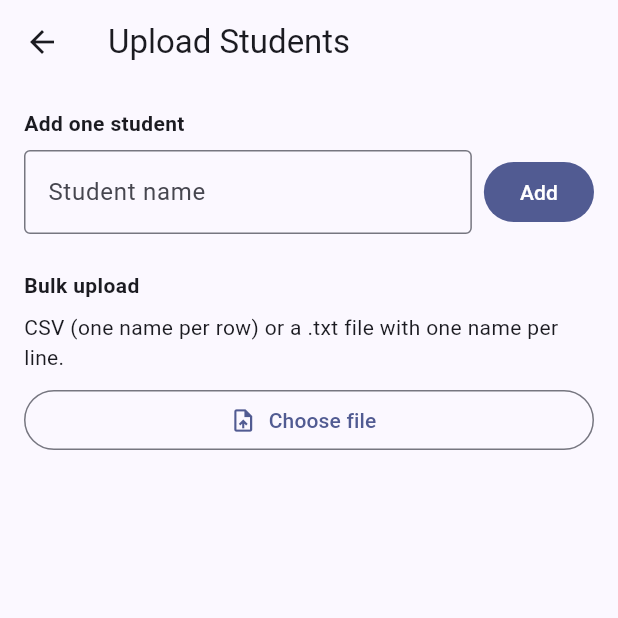
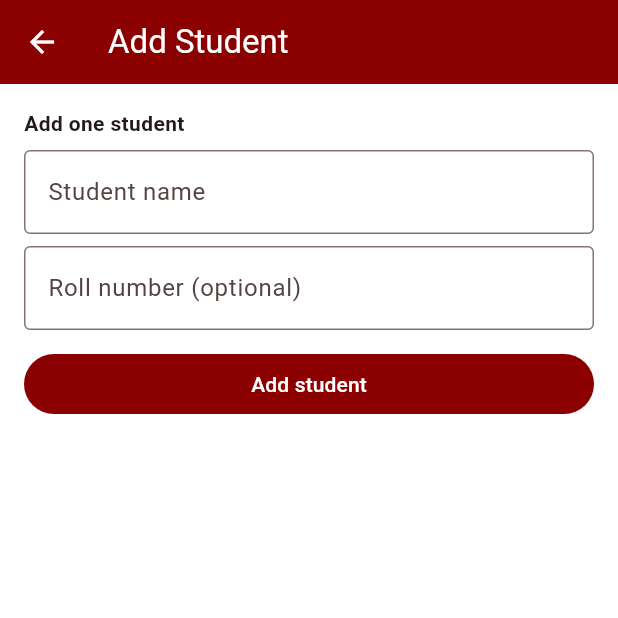
Before and after one commit to Anirudh05bit/bridgecourse_attendance_app, a Flutter app: the UploadPage screen opened directly, on a phone screen of 412 x 824 dp, the top half of it. Run offline on Flutter 3.47's test engine with Material 3 defaults, Android fonts, the phone set to English and light mode, and no system bars; our stand-ins replace share_plus, shared_preferences; accounts and stored records are empty; statements that could not run were skipped.

Commit message:
added massive changes

```diff
--- /dev/null
+++ b/lib/data/students_data.dart
@@ -0,0 +1,93 @@
+// Auto-generated from bridgecourse_registrations_2026-07-19.csv (SUCCESS payments only).
+// Regenerate this file whenever you get a new registration export.
+import '../models/student.dart';
+
+final List<Student> registeredStudents = [
+  Student(id: 'AM.SC.U4AIE26108', name: 'Adyakiran A', rollNumber: 'AM.SC.U4AIE26108'),
+  Student(id: 'AM.SC.U4AID26021', name: 'kaku sai vikranth reddy', rollNumber: 'AM.SC.U4AID26021'),
+  Student(id: 'AM.EN.U4EEE26052', name: 'Yuva Raja C P', rollNumber: 'AM.EN.U4EEE26052'),
+  Student(id: 'AM.SC.U4CYS26029', name: 'Karthika Sukumaran', rollNumber: 'AM.SC.U4CYS26029'),
+  Student(id: 'AM.SC.U4CYS26026', name: 'Heleny Ann Shelgy', rollNumber: 'AM.SC.U4CYS26026'),
+  Student(id: 'AM.SC.U4CSE26003', name: 'Aditi Yadav', rollNumber: 'AM.SC.U4CSE26003'),
+  Student(id: 'AM.SC.U4CSE26034', name: 'RISHIL KUMAAR A', rollNumber: 'AM.SC.U4CSE26034'),
+  Student(id: 'AM.SC.U4CSE26349', name: 'TharunVikraman P.V', rollNumber: 'AM.SC.U4CSE26349'),
+  Student(id: 'AM.SC.U4CSE26332', name: 'Rohit Padmakumar', rollNumber: 'AM.SC.U4CSE26332'),
+  Student(id: 'AM.EN.U4CQC26030', name: 'Mayukh Dev', rollNumber: 'AM.EN.U4CQC26030'),
+  Student(id: 'AM.SC.U4CSE26228', name: 'Niranjan R', rollNumber: 'AM.SC.U4CSE26228'),
+  Student(id: 'AM.SC.U4CSE26321', name: 'G.Janak Datta', rollNumber: 'AM.SC.U4CSE26321'),
+  Student(id: 'AM.SC.U4CSE26238', name: 'SreedevB', rollNumber: 'AM.SC.U4CSE26238'),
+  Student(id: 'AM.SC.U4CSE26023', name: 'JOEL PHILIP', rollNumber: 'AM.SC.U4CSE26023'),
+  Student(id: 'AM.SC.U4CSE26301', name: 'Aadhya Ajai', rollNumber: 'AM.SC.U4CSE26301'),
+  Student(id: 'AM.SC.U4CSE26318', name: 'Gopika Nair', rollNumber: 'AM.SC.U4CSE26318'),
+  Student(id: 'AM.SC.U4CSE26335', name: 'Sani Maria Siju', rollNumber: 'AM.SC.U4CSE26335'),
+  Student(id: 'AM.SC.U4CSE26250', name: 'Syam Sundar Tangella', rollNumber: 'AM.SC.U4CSE26250'),
+  Student(id: 'AM.SC.U4CYS26038', name: 'Navaneeth S', rollNumber: 'AM.SC.U4CYS26038'),
+  Student(id: 'AM.SC.U4AIE26159', name: 'P AFREEN FATHIHA', rollNumber: 'AM.SC.U4AIE26159'),
+  Student(id: 'AM.SC.P2MCA26013', name: 'Arya K', rollNumber: 'AM.SC.P2MCA26013'),
+  Student(id: 'AM.SC.P2MCA26057', name: 'Preethi Krishna Cherukuri', rollNumber: 'AM.SC.P2MCA26057'),
+  Student(id: 'AM.SC.P2MCA26025', name: 'Nandhitha satheesan p v', rollNumber: 'AM.SC.P2MCA26025'),
+  Student(id: 'AM.SC.U4AIE26107', name: 'ADWAITH KRISHNA B S', rollNumber: 'AM.SC.U4AIE26107'),
+  Student(id: 'AM.SC.U4CSE26229', name: 'P. AADHITHYA', rollNumber: 'AM.SC.U4CSE26229'),
+  Student(id: 'AM.SC.U4CSE26306', name: 'Anday Sri Surya Pranav', rollNumber: 'AM.SC.U4CSE26306'),
+  Student(id: 'AM.SC.U4CSE26343', name: 'Suparna Sivan', rollNumber: 'AM.SC.U4CSE26343'),
+  Student(id: 'AM.SC.U4CSE26350', name: 'vedha kv', rollNumber: 'AM.SC.U4CSE26350'),
+  Student(id: 'AM.SC.U4CSE26033', name: 'Rithu Raj K P', rollNumber: 'AM.SC.U4CSE26033'),
+  Student(id: 'AM.EN.U4CQC26011', name: 'Arjun KA', rollNumber: 'AM.EN.U4CQC26011'),
+  Student(id: 'AM.SC.U4CSE26220', name: 'Kudala Sri Divyansha', rollNumber: 'AM.SC.U4CSE26220'),
+  Student(id: 'AM.SC.U4CSE26006', name: 'Archana Anilkumar', rollNumber: 'AM.SC.U4CSE26006'),
+  Student(id: 'AM.SC.U4CSE26127', name: 'Lekshmi Manoj', rollNumber: 'AM.SC.U4CSE26127'),
+  Student(id: 'AM.SC.U4CSE26107', name: 'Anusree krishna', rollNumber: 'AM.SC.U4CSE26107'),
+  Student(id: 'AM.SC.U4CSE26021', name: 'Janaki Dhanya Ajish', rollNumber: 'AM.SC.U4CSE26021'),
+  Student(id: 'AM.SC.U4CSE26241', name: 'V P Bhuvan Aditya', rollNumber: 'AM.SC.U4CSE26241'),
+  Student(id: 'AM.SC.U4CSE26002', name: 'Adarsh Anil Pillai', rollNumber: 'AM.SC.U4CSE26002'),
+  Student(id: 'AM.SC.U4CSE26341', name: 'Udaya Shankar', rollNumber: 'AM.SC.U4CSE26341'),
+  Student(id: 'AM.SC.U4CSE26338', name: 'Siva Prabha', rollNumber: 'AM.SC.U4CSE26338'),
+  Student(id: 'AM.SC.U4CSE26309', name: 'Ashwin Kanagesh Prabha', rollNumber: 'AM.SC.U4CSE26309'),
+  Student(id: 'AM.SC.U4CSE26327', name: 'PIRAVIMARUNTHISAN', rollNumber: 'AM.SC.U4CSE26327'),
+  Student(id: 'AM.EN.U4CQC26044', name: 'Adhydh raj', rollNumber: 'AM.EN.U4CQC26044'),
+  Student(id: 'AM.SC.U4CSE26123', name: 'Kevin Krishna', rollNumber: 'AM.SC.U4CSE26123'),
+  Student(id: 'AM.EN.U4CQC26032', name: 'Padmini G S', rollNumber: 'AM.EN.U4CQC26032'),
+  Student(id: 'AM.EN.U4CQC26021', name: 'Diya KV', rollNumber: 'AM.EN.U4CQC26021'),
+  Student(id: 'AM.SC.U4CSE26108', name: 'Athul Anand', rollNumber: 'AM.SC.U4CSE26108'),
+  Student(id: 'AM.SC.U4CYS26049', name: 'Sanapala Jayachandrahasan', rollNumber: 'AM.SC.U4CYS26049'),
+  Student(id: 'AM.SC.U4CSE26146', name: 'Johan Jose Saju', rollNumber: 'AM.SC.U4CSE26146'),
+  Student(id: 'AM.EN.U4CQC26023', name: 'Haya Jahan', rollNumber: 'AM.EN.U4CQC26023'),
+  Student(id: 'AM.EN.U4CQC26009', name: 'ANUSREE RP', rollNumber: 'AM.EN.U4CQC26009'),
+  Student(id: 'AM.SC.U4CSE26124', name: 'Konakalla srinivasa Karthikeya', rollNumber: 'AM.SC.U4CSE26124'),
+  Student(id: 'AM.SC.U4CSE26314', name: 'Diya vineetha murali', rollNumber: 'AM.SC.U4CSE26314'),
+  Student(id: 'AM.SC.U4CSE26047', name: 'Sarah Biju', rollNumber: 'AM.SC.U4CSE26047'),
+  Student(id: 'AM.SC.U4CSE26312', name: 'Chinthada karthikeya', rollNumber: 'AM.SC.U4CSE26312'),
+  Student(id: 'AM.EN.U4CQC26028', name: 'LEKSHMI PRIYA M S', rollNumber: 'AM.EN.U4CQC26028'),
+  Student(id: 'AM.SC.U4AIE26147', name: 'Meenakshy', rollNumber: 'AM.SC.U4AIE26147'),
+  Student(id: 'AM.EN.U4CQC26004', name: 'Adhvaith Krishna', rollNumber: 'AM.EN.U4CQC26004'),
+  Student(id: 'AM.SC.U4AIE26055', name: 'Krishna Kumar', rollNumber: 'AM.SC.U4AIE26055'),
+  Student(id: 'AM.EN.U4CQC26035', name: 'Rithuparna Ravindran', rollNumber: 'AM.EN.U4CQC26035'),
+  Student(id: 'AM.SC.U4CSE26308', name: 'Arya S', rollNumber: 'AM.SC.U4CSE26308'),
+  Student(id: 'AM.SC.U4CYS26007', name: 'Alandev JS', rollNumber: 'AM.SC.U4CYS26007'),
+  Student(id: 'AM.SC.U4CSE26037', name: 'Shambhavi', rollNumber: 'AM.SC.U4CSE26037'),
+  Student(id: 'AM.SC..U4CSE26345', name: 'Niranjana Namboothiri AH', rollNumber: 'AM.SC..U4CSE26345'),
+  Student(id: 'AM.SC.U4CSE26305', name: 'Amruthavarsha A', rollNumber: 'AM.SC.U4CSE26305'),
+  Student(id: 'AM.SC.U4CSE26325', name: 'Nived Ravi', rollNumber: 'AM.SC.U4CSE26325'),
+  Student(id: 'AM.SC.U4AID26039', name: 'Kiranteja', rollNumber: 'AM.SC.U4AID26039'),
+  Student(id: 'AM.SC.U4CSE26215', name: 'Medhini Gunda', rollNumber: 'AM.SC.U4CSE26215'),
+  Student(id: 'AM.SC.U4CSE26218', name: 'Kashinad Pramod', rollNumber: 'AM.SC.U4CSE26218'),
+  Student(id: 'AM.SC.U4CSE26233', name: 'S Ojasvi', rollNumber: 'AM.SC.U4CSE26233'),
+  Student(id: 'AM.SC.P2MCA26039', name: 'Shilpa Krishnan Unni', rollNumber: 'AM.SC.P2MCA26039'),
+  Student(id: 'AM.EN.U4CQC26008', name: 'AKSHATH KRISHNA K', rollNumber: 'AM.EN.U4CQC26008'),
+  Student(id: 'AM.SC.U4CSE26251', name: 'Battula Leela Nagasri Chilukuri Balaji', rollNumber: 'AM.SC.U4CSE26251'),
+  Student(id: 'AM.SC.U4CSE26153', name: 'Dhyandeep V R', rollNumber: 'AM.SC.U4CSE26153'),
+  Student(id: 'AM.SC.U4CSE26129', name: 'Neeraj jayesh', rollNumber: 'AM.SC.U4CSE26129'),
+  Student(id: 'AM.EN.U4CQC26012', name: 'Ashiq pulikkal', rollNumber: 'AM.EN.U4CQC26012'),
+  Student(id: 'AM.SC.U4CSE26346', name: 'Ragini Gupta', rollNumber: 'AM.SC.U4CSE26346'),
+  Student(id: 'AM.SC.U4AIE26103', name: 'Adithya krishna KP', rollNumber: 'AM.SC.U4AIE26103'),
+  Student(id: 'AM.SC.U4AIE26117', name: 'Hemaprabha K', rollNumber: 'AM.SC.U4AIE26117'),
+  Student(id: 'AM.SC.U4AID26003', name: 'Althuru Avinash', rollNumber: 'AM.SC.U4AID26003'),
+  Student(id: 'AM.SC.U4AID26010', name: 'Chennapragada Satya Sai Jathin', rollNumber: 'AM.SC.U4AID26010'),
+  Student(id: 'AM.SC.U4CSE26113', name: 'Diya S Binu', rollNumber: 'AM.SC.U4CSE26113'),
+  Student(id: 'AM.SC.U4AIE26157', name: 'Mandarapu Naga Venkata Niharika', rollNumber: 'AM.SC.U4AIE26157'),
+  Student(id: 'AM.SC.U4AIE26050', name: 'SHREYA SHAJI', rollNumber: 'AM.SC.U4AIE26050'),
+  Student(id: 'AM.SC.U4CSE26206', name: 'Athul S Nair', rollNumber: 'AM.SC.U4CSE26206'),
+  Student(id: 'AM.SC.P2MCA26017', name: 'Darshana.K', rollNumber: 'AM.SC.P2MCA26017'),
+  Student(id: 'AM.SC.U4AIE26051', name: 'Avi Nidharshini A', rollNumber: 'AM.SC.U4AIE26051'),
+  Student(id: 'AM.EN.U4EAC26004', name: 'Abhisri Susmith', rollNumber: 'AM.EN.U4EAC26004'),
+];
--- a/lib/models/student.dart
+++ b/lib/models/student.dart
@@ -1,10 +1,7 @@
 class Student {
   final String id;
   final String name;
+  final String? rollNumber;
 
-  Student({required this.id, required this.name});
-
-  factory Student.fromMap(Map<String, dynamic> map) {
-    return Student(id: map['id'] as String, name: map['name'] as String);
-  }
+  const Student({required this.id, required this.name, this.rollNumber});
 }
--- a/lib/pages/upload_page.dart
+++ b/lib/pages/upload_page.dart
@@ -1,8 +1,5 @@
-import 'dart:convert';
-import 'package:csv/csv.dart';
-import 'package:file_picker/file_picker.dart';
 import 'package:flutter/material.dart';
-import '../services/attendance_service.dart';
+import '../services/attendance_store.dart';
 
 class UploadPage extends StatefulWidget {
   const UploadPage({super.key});
@@ -12,8 +9,9 @@ class UploadPage extends StatefulWidget {
 }
 
 class _UploadPageState extends State<UploadPage> {
-  final _service = AttendanceService();
+  final _store = AttendanceStore();
   final _nameController = TextEditingController();
+  final _rollController = TextEditingController();
   bool _busy = false;
   String? _status;
 
@@ -22,50 +20,26 @@ class _UploadPageState extends State<UploadPage> {
     if (name.isEmpty) return;
     setState(() => _busy = true);
     try {
-      await _service.addStudent(name);
+      await _store.addStudent(name, rollNumber: _rollController.text.trim());
       _nameController.clear();
+      _rollController.clear();
       setState(() => _status = 'Added "$name"');
-    } catch (e) {
-      setState(() => _status = 'Failed: $e');
-    } finally {
-      setState(() => _busy = false);
-    }
-  }
-
-  Future<void> _bulkUpload() async {
-    final result = await FilePicker.platform.pickFiles(
-      type: FileType.custom,
-      allowedExtensions: ['csv', 'txt'],
-      withData: true,
-    );
-    if (result == null || result.files.single.bytes == null) return;
-
-    setState(() => _busy = true);
-    try {
-      final content = utf8.decode(result.files.single.bytes!);
-      List<String> names;
-      if (result.files.single.extension == 'csv') {
-        final rows = const CsvToListConverter().convert(content, eol: '\n');
-        names = rows
-            .map((row) => row.isNotEmpty ? row.first.toString() : '')
-            .where((n) => n.isNotEmpty)
-            .toList();
-      } else {
-        names = content.split('\n').map((l) => l.trim()).where((l) => l.isNotEmpty).toList();
-      }
-      await _service.addStudentsBulk(names);
-      setState(() => _status = 'Imported ${names.length} students');
-    } catch (e) {
-      setState(() => _status = 'Failed: $e');
     } finally {
       setState(() => _busy = false);
     }
   }
 
   @override
+  void dispose() {
+    _nameController.dispose();
+    _rollController.dispose();
+    super.dispose();
+  }
+
+  @override
   Widget build(BuildContext context) {
     return Scaffold(
-      appBar: AppBar(title: const Text('Upload Students')),
+      appBar: AppBar(title: const Text('Add Student')),
       body: Padding(
         padding: const EdgeInsets.all(16),
         child: Column(
@@ -73,36 +47,23 @@ class _UploadPageState extends State<UploadPage> {
           children: [
             const Text('Add one student', style: TextStyle(fontWeight: FontWeight.bold)),
             const SizedBox(height: 8),
-            Row(
-              children: [
-                Expanded(
-                  child: TextField(
-                    controller: _nameController,
-                    decoration: const InputDecoration(
-                      hintText: 'Student name',
-                      border: OutlineInputBorder(),
-                    ),
-                  ),
-                ),
-                const SizedBox(width: 8),
-                FilledButton(
-                  onPressed: _busy ? null : _addSingle,
-                  child: const Text('Add'),
-                ),
-              ],
+            TextField(
+              controller: _nameController,
+              decoration: const InputDecoration(hintText: 'Student name', border: OutlineInputBorder()),
             ),
-            const SizedBox(height: 24),
-            const Text('Bulk upload', style: TextStyle(fontWeight: FontWeight.bold)),
             const SizedBox(height: 8),
-            const Text('CSV (one name per row) or a .txt file with one name per line.'),
-            const SizedBox(height: 8),
-            OutlinedButton.icon(
-              onPressed: _busy ? null : _bulkUpload,
-              icon: const Icon(Icons.upload_file),
-              label: const Text('Choose file'),
+            TextField(
+              controller: _rollController,
+              decoration: const InputDecoration(hintText: 'Roll number (optional)', border: OutlineInputBorder()),
+            ),
+            const SizedBox(height: 12),
+            FilledButton(
+              onPressed: _busy ? null : _addSingle,
+              child: _busy
+                  ? const SizedBox(height: 18, width: 18, child: CircularProgressIndicator(strokeWidth: 2, color: Colors.white))
+                  : const Text('Add student'),
             ),
             const SizedBox(height: 16),
-            if (_busy) const Center(child: CircularProgressIndicator()),
             if (_status != null) Text(_status!),
           ],
         ),
--- a/lib/services/attendance_service.dart
+++ /dev/null
@@ -1,51 +0,0 @@
-import 'package:supabase_flutter/supabase_flutter.dart';
-import '../models/student.dart';
-
-class AttendanceService {
-  final _client = Supabase.instance.client;
-
-  Future<List<Student>> fetchStudents() async {
-    final data = await _client.from('students').select().order('name');
-    return (data as List).map((e) => Student.fromMap(e)).toList();
-  }
-
-  Future<void> addStudent(String name) async {
-    await _client.from('students').insert({'name': name.trim()});
-  }
-
-  Future<void> addStudentsBulk(List<String> names) async {
-    final rows = names
-        .map((n) => n.trim())
-        .where((n) => n.isNotEmpty)
-        .map((n) => {'name': n})
-        .toList();
-    if (rows.isEmpty) return;
-    await _client.from('students').insert(rows);
-  }
-
-  Future<Set<String>> fetchPresentStudentIds(DateTime date) async {
-    final data = await _client
-        .from('attendance')
-        .select('student_id')
-        .eq('date', _formatDate(date));
-    return (data as List).map((e) => e['student_id'] as String).toSet();
-  }
-
-  Future<void> markPresent(String studentId, DateTime date) async {
-    await _client.from('attendance').upsert({
-      'student_id': studentId,
-      'date': _formatDate(date),
-    }, onConflict: 'student_id,date');
-  }
-
-  Future<void> markAbsent(String studentId, DateTime date) async {
-    await _client
-        .from('attendance')
-        .delete()
-        .eq('student_id', studentId)
-        .eq('date', _formatDate(date));
-  }
-
-  String _formatDate(DateTime date) =>
-      '${date.year.toString().padLeft(4, '0')}-${date.month.toString().padLeft(2, '0')}-${date.day.toString().padLeft(2, '0')}';
-}
```
Also changed, not shown: lib/main.dart (+48 -8 lines), lib/pages/mark_attendance_page.dart (+34 -21 lines), lib/pages/view_attendance_page.dart (+42 -11 lines), lib/services/attendance_store.dart (added, +85 -0 lines), lib/services/csv_export_services.dart (added, +60 -0 lines), pubspec.yaml (+3 -4 lines), pubspec.lock, 6 other files.
